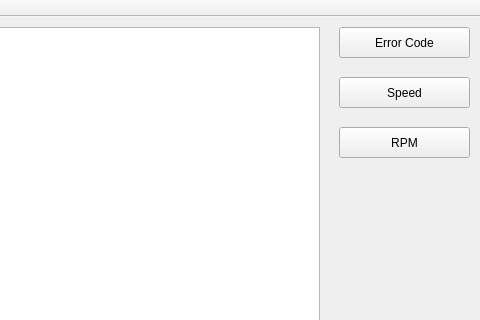
The window that src/mainwindow.ui (026rus/OBDII) describes before a commit, drawn with Qt 5; both pictures show x 531 to 1011 and y 0 to 320 of the 1011 by 547 pixel window.
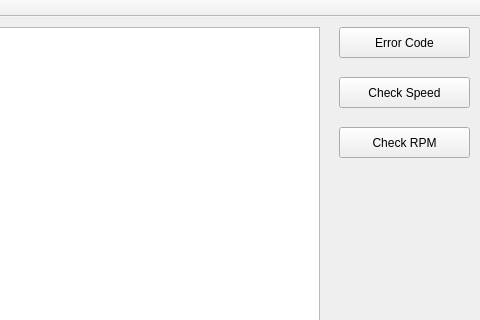
The same window after the commit.

The edit to the form file:
```diff
--- a/src/mainwindow.ui
+++ b/src/mainwindow.ui
@@ -37,7 +37,7 @@
      </rect>
     </property>
     <property name="text">
-     <string>Speed</string>
+     <string>Check Speed</string>
     </property>
    </widget>
    <widget class="QPushButton" name="pushButton_3">
@@ -50,7 +50,7 @@
      </rect>
     </property>
     <property name="text">
-     <string>RPM</string>
+     <string>Check RPM</string>
     </property>
    </widget>
    <widget class="QPushButton" name="pushButton_4">
```
